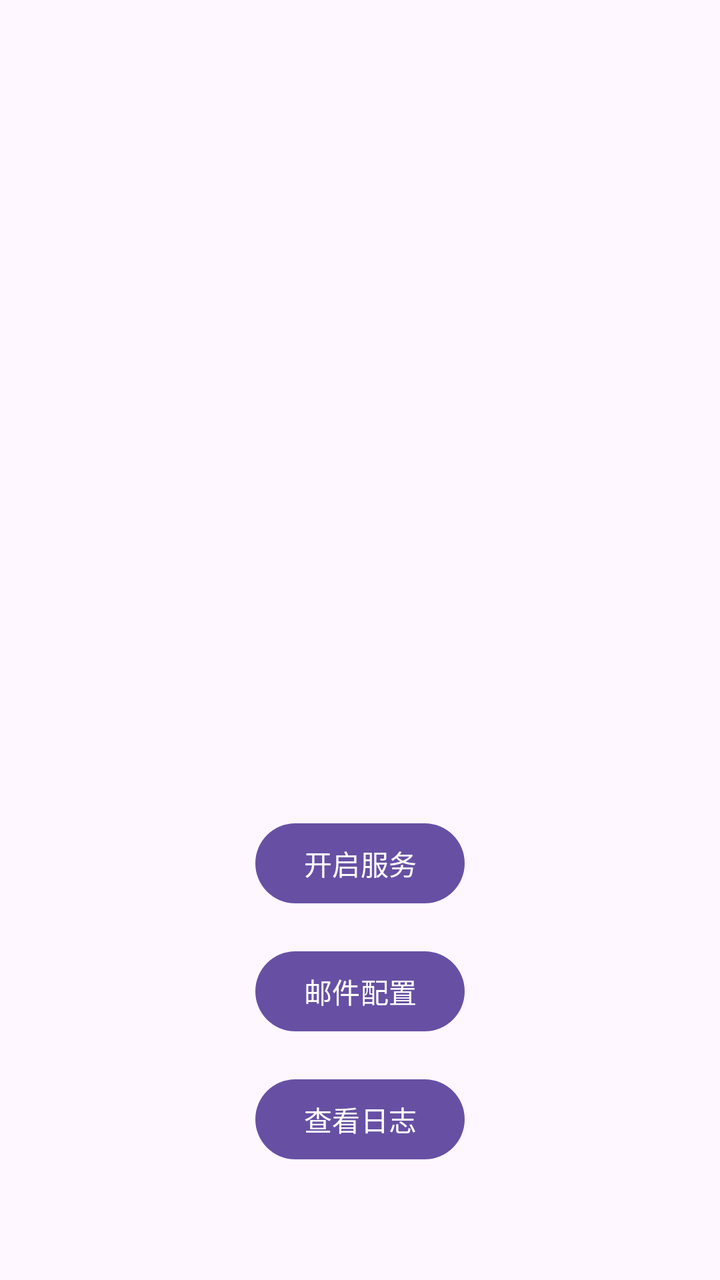
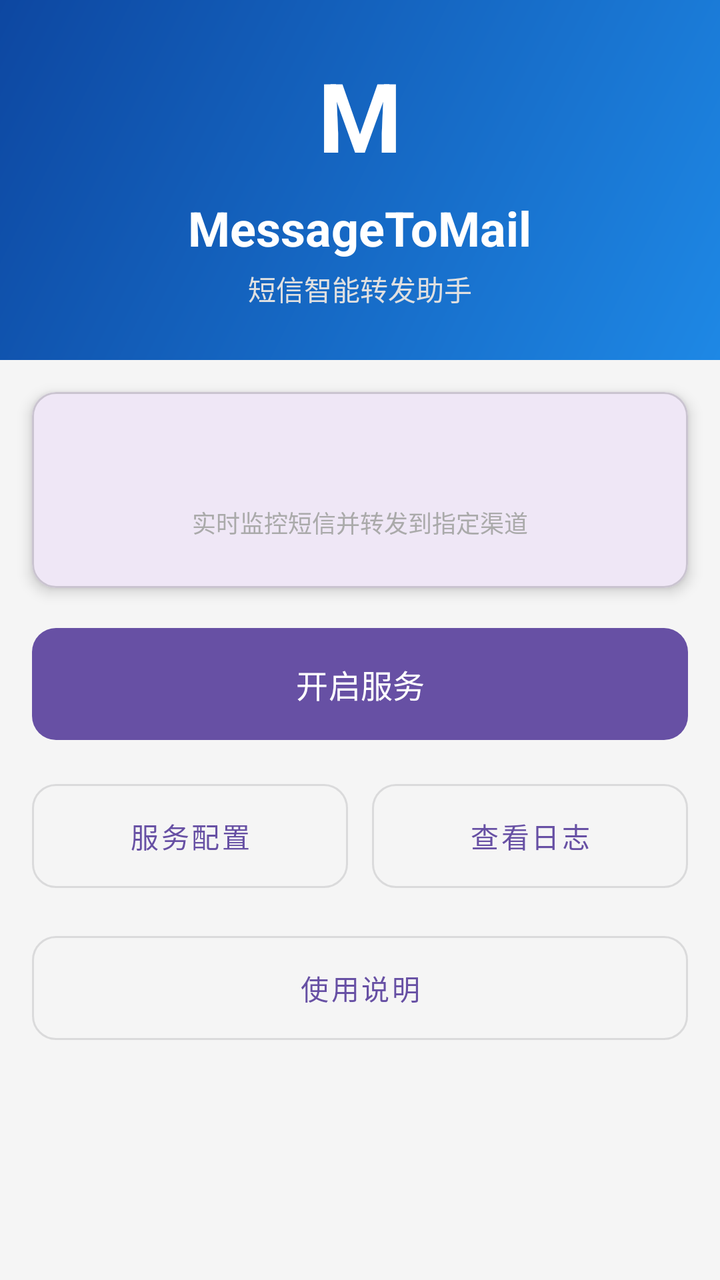

Two renders of the same Android screen: before a commit and after it. Below are the layout's source before the change and the commit's diff.
<!-- AndroidManifest.xml: application theme Theme.MessageToMail -->
<!-- res/layout/activity_main.xml -->
<?xml version="1.0" encoding="utf-8"?>
<layout xmlns:tools="http://schemas.android.com/tools"
    xmlns:android="http://schemas.android.com/apk/res/android"
    xmlns:app="http://schemas.android.com/apk/res-auto">
    <data>
        <variable
            name="logText"
            type="com.example.messagetomail.model.LogViewModel" />
    </data>
    <androidx.constraintlayout.widget.ConstraintLayout
        android:id="@+id/main"
        android:layout_width="match_parent"
        android:layout_height="match_parent"
        tools:context=".MainActivity">


        <TextView
            android:id="@+id/textView"
            android:layout_width="wrap_content"
            android:layout_height="wrap_content"
            android:text="@{logText.content}"
            app:layout_constraintBottom_toBottomOf="parent"
            app:layout_constraintEnd_toEndOf="parent"
            app:layout_constraintStart_toStartOf="parent"
            app:layout_constraintTop_toTopOf="parent" />

        <Button
            android:id="@+id/button"
            android:layout_width="wrap_content"
            android:layout_height="wrap_content"
            android:layout_marginTop="78dp"
            android:text="@string/start_button_text"
            app:layout_constraintEnd_toEndOf="parent"
            app:layout_constraintStart_toStartOf="parent"
            app:layout_constraintTop_toBottomOf="@+id/textView" />

        <Button
            android:id="@+id/btnSettings"
            android:layout_width="wrap_content"
            android:layout_height="wrap_content"
            android:layout_marginTop="16dp"
            android:text="邮件配置"
            app:layout_constraintEnd_toEndOf="parent"
            app:layout_constraintStart_toStartOf="parent"
            app:layout_constraintTop_toBottomOf="@+id/button" />

        <Button
            android:id="@+id/btnLogs"
            android:layout_width="wrap_content"
            android:layout_height="wrap_content"
            android:layout_marginTop="16dp"
            android:text="查看日志"
            app:layout_constraintEnd_toEndOf="parent"
            app:layout_constraintStart_toStartOf="parent"
            app:layout_constraintTop_toBottomOf="@+id/btnSettings" />

    </androidx.constraintlayout.widget.ConstraintLayout>

</layout>
<!-- resources referenced by this layout -->
<resources>
  <string name="start_button_text">开启服务</string>
  <style name="Theme.MessageToMail" parent="Base.Theme.MessageToMail" />
  <style name="Base.Theme.MessageToMail" parent="Theme.Material3.DayNight.NoActionBar">
          
          
      </style>
</resources>

<!-- the commit's change to res/layout/activity_main.xml (unified diff, before → after) -->
@@ -7,53 +7,139 @@
             name="logText"
             type="com.example.messagetomail.model.LogViewModel" />
     </data>
-    <androidx.constraintlayout.widget.ConstraintLayout
-        android:id="@+id/main"
+
+    <ScrollView
         android:layout_width="match_parent"
         android:layout_height="match_parent"
-        tools:context=".MainActivity">
+        android:fillViewport="true"
+        android:background="#F5F5F5">
 
+        <LinearLayout
+            android:layout_width="match_parent"
+            android:layout_height="wrap_content"
+            android:orientation="vertical">
 
-        <TextView
-            android:id="@+id/textView"
-            android:layout_width="wrap_content"
-            android:layout_height="wrap_content"
-            android:text="@{logText.content}"
-            app:layout_constraintBottom_toBottomOf="parent"
-            app:layout_constraintEnd_toEndOf="parent"
-            app:layout_constraintStart_toStartOf="parent"
-            app:layout_constraintTop_toTopOf="parent" />
+            <LinearLayout
+                android:layout_width="match_parent"
+                android:layout_height="180dp"
+                android:background="@drawable/bg_header_gradient"
+                android:gravity="center"
+                android:orientation="vertical">
 
-        <Button
-            android:id="@+id/button"
-            android:layout_width="wrap_content"
-            android:layout_height="wrap_content"
-            android:layout_marginTop="78dp"
-            android:text="@string/start_button_text"
-            app:layout_constraintEnd_toEndOf="parent"
-            app:layout_constraintStart_toStartOf="parent"
-            app:layout_constraintTop_toBottomOf="@+id/textView" />
+                <TextView
+                    android:layout_width="wrap_content"
+                    android:layout_height="wrap_content"
+                    android:text="M"
+                    android:textColor="@android:color/white"
+                    android:textSize="48sp"
+                    android:textStyle="bold" />
 
-        <Button
-            android:id="@+id/btnSettings"
-            android:layout_width="wrap_content"
-            android:layout_height="wrap_content"
-            android:layout_marginTop="16dp"
-            android:text="邮件配置"
-            app:layout_constraintEnd_toEndOf="parent"
-            app:layout_constraintStart_toStartOf="parent"
-            app:layout_constraintTop_toBottomOf="@+id/button" />
+                <TextView
+                    android:layout_width="wrap_content"
+                    android:layout_height="wrap_content"
+                    android:layout_marginTop="8dp"
+                    android:text="MessageToMail"
+                    android:textColor="@android:color/white"
+                    android:textSize="24sp"
+                    android:textStyle="bold" />
 
-        <Button
-            android:id="@+id/btnLogs"
-            android:layout_width="wrap_content"
-            android:layout_height="wrap_content"
-            android:layout_marginTop="16dp"
-            android:text="查看日志"
-            app:layout_constraintEnd_toEndOf="parent"
-            app:layout_constraintStart_toStartOf="parent"
-            app:layout_constraintTop_toBottomOf="@+id/btnSettings" />
+                <TextView
+                    android:layout_width="wrap_content"
+                    android:layout_height="wrap_content"
+                    android:layout_marginTop="4dp"
+                    android:text="@string/app_subtitle"
+                    android:textColor="#E0E0E0"
+                    android:textSize="14sp" />
+            </LinearLayout>
 
-    </androidx.constraintlayout.widget.ConstraintLayout>
+            <com.google.android.material.card.MaterialCardView
+                android:layout_width="match_parent"
+                android:layout_height="wrap_content"
+                android:layout_margin="16dp"
+                app:cardCornerRadius="12dp"
+                app:cardElevation="4dp">
 
+                <LinearLayout
+                    android:layout_width="match_parent"
+                    android:layout_height="wrap_content"
+                    android:gravity="center"
+                    android:orientation="vertical"
+                    android:padding="24dp">
+
+                    <TextView
+                        android:id="@+id/textView"
+                        android:layout_width="wrap_content"
+                        android:layout_height="wrap_content"
+                        android:text="@{logText.content}"
+                        android:textColor="@color/purple_500"
+                        android:textSize="18sp"
+                        android:textStyle="bold" />
+
+                    <TextView
+                        android:layout_width="wrap_content"
+                        android:layout_height="wrap_content"
+                        android:layout_marginTop="8dp"
+                        android:text="@string/app_desc"
+                        android:textColor="@android:color/darker_gray"
+                        android:textSize="12sp" />
+                </LinearLayout>
+            </com.google.android.material.card.MaterialCardView>
+
+            <LinearLayout
+                android:layout_width="match_parent"
+                android:layout_height="wrap_content"
+                android:orientation="vertical"
+                android:paddingHorizontal="16dp"
+                android:paddingBottom="24dp">
+
+                <com.google.android.material.button.MaterialButton
+                    android:id="@+id/button"
+                    android:layout_width="match_parent"
+                    android:layout_height="64dp"
+                    android:text="@string/start_button_text"
+                    android:textSize="16sp"
+                    app:cornerRadius="12dp" />
+
+                <LinearLayout
+                    android:layout_width="match_parent"
+                    android:layout_height="wrap_content"
+                    android:layout_marginTop="12dp"
+                    android:orientation="horizontal">
+
+                    <com.google.android.material.button.MaterialButton
+                        android:id="@+id/btnSettings"
+                        style="@style/Widget.MaterialComponents.Button.OutlinedButton"
+                        android:layout_width="0dp"
+                        android:layout_height="64dp"
+                        android:layout_marginEnd="6dp"
+                        android:layout_weight="1"
+                        android:text="@string/settings"
+                        android:textSize="14sp"
+                        app:cornerRadius="12dp" />
+
+                    <com.google.android.material.button.MaterialButton
+                        android:id="@+id/btnLogs"
+                        style="@style/Widget.MaterialComponents.Button.OutlinedButton"
+                        android:layout_width="0dp"
+                        android:layout_height="64dp"
+                        android:layout_marginStart="6dp"
+                        android:layout_weight="1"
+                        android:text="@string/view_logs"
+                        android:textSize="14sp"
+                        app:cornerRadius="12dp" />
+                </LinearLayout>
+
+                <com.google.android.material.button.MaterialButton
+                    android:id="@+id/btnHelp"
+                    style="@style/Widget.MaterialComponents.Button.OutlinedButton"
+                    android:layout_width="match_parent"
+                    android:layout_height="64dp"
+                    android:layout_marginTop="12dp"
+                    android:text="@string/help"
+                    android:textSize="14sp"
+                    app:cornerRadius="12dp" />
+            </LinearLayout>
+
+        </LinearLayout>
+    </ScrollView>
 </layout>
<!-- resource entries referenced after the edit -->
@@ -1,6 +1,21 @@
 <!-- resources referenced by this layout -->
 <resources>
+  <color name="purple_500">#FF6200EE</color>
+  <!-- drawable bg_header_gradient (drawable) -->
+  <?xml version="1.0" encoding="utf-8"?>
+  <shape xmlns:android="http://schemas.android.com/apk/res/android"
+      android:shape="rectangle">
+      <gradient
+          android:startColor="#FF1E88E5"
+          android:endColor="#FF0D47A1"
+          android:angle="135" />
+  </shape>
+  <string name="app_desc">实时监控短信并转发到指定渠道</string>
+  <string name="app_subtitle">短信智能转发助手</string>
+  <string name="help">使用说明</string>
+  <string name="settings">服务配置</string>
   <string name="start_button_text">开启服务</string>
+  <string name="view_logs">查看日志</string>
   <style name="Theme.MessageToMail" parent="Base.Theme.MessageToMail" />
   <style name="Base.Theme.MessageToMail" parent="Theme.Material3.DayNight.NoActionBar">
           
